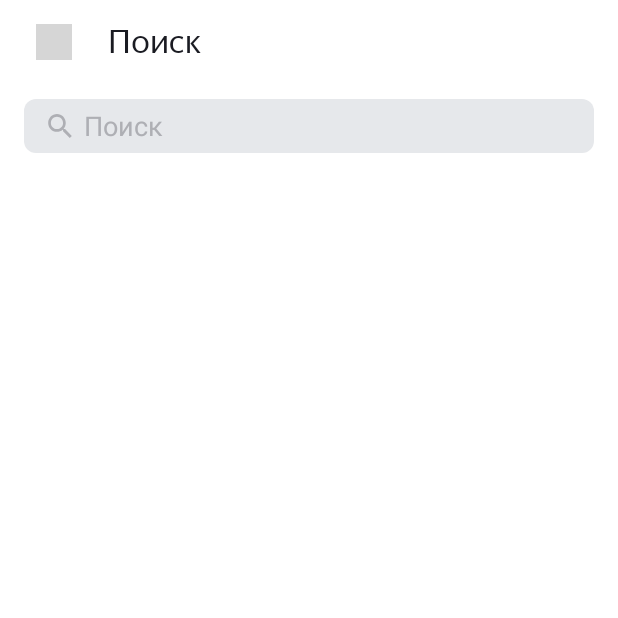
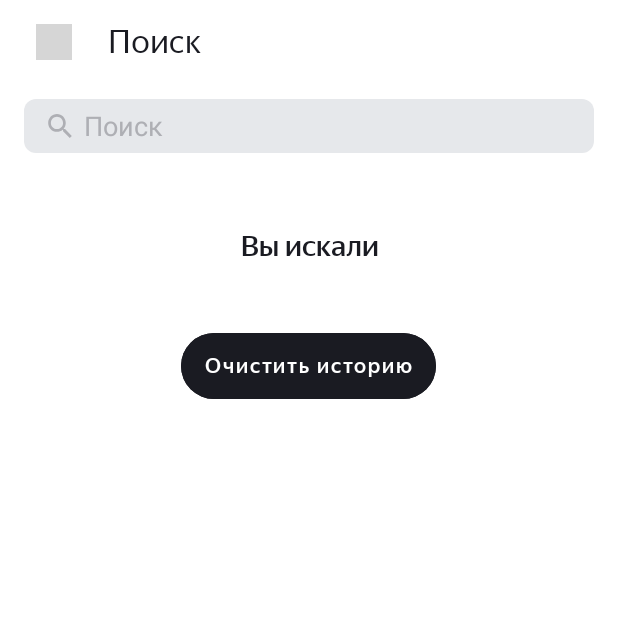
Before and after one commit to ignatov-ai/PlaylistMaker, an Android app: the SearchActivity screen opened directly, with no data from a screen before it, on a phone screen of 412 x 824 dp, the top half of it. Run offline under Robolectric (Android 15) with nearby library versions, the phone set to English and light mode, and no system bars; grey boxes are pictures that could not be loaded.

Commit message:
Тотальная перестройка всех файлов, связанных с поиском песен.
Добавление комментариев в код

Перестановка блоков определения элементов по последовательности их следования в лаяуте

```diff
--- a/app/src/main/java/com/example/playlistmaker/SearchActivity.kt
+++ b/app/src/main/java/com/example/playlistmaker/SearchActivity.kt
@@ -28,39 +28,45 @@ class SearchActivity : AppCompatActivity() {
         const val SEARCH_TEXT = "SEARCH_TEXT"
     }
 
+    var searchText: String? = null
+
     private lateinit var searchField: EditText
     private lateinit var clearButton: ImageView
     private lateinit var btnBackToMain: ImageView
+
+    private lateinit var historyHeaderText: TextView
+    private lateinit var historyTrackListView: RecyclerView
+    private lateinit var historyClearButton: Button
+
+    private lateinit var trackListView: RecyclerView
 
     private lateinit var searchPlaceholder: FrameLayout
     private lateinit var searchPlaceholderErrorIcon: ImageView
     private lateinit var searchPlaceholderErrorText: TextView
     private lateinit var searchPlaceholderRefreshButton: Button
 
-    var searchText: String? = null
-
-    private lateinit var trackListView: RecyclerView
-
     private val iTunesBaseUrl = "https://itunes.apple.com"
-
     private val retrofit = Retrofit.Builder()
         .baseUrl(iTunesBaseUrl)
         .addConverterFactory(GsonConverterFactory.create())
         .build()
 
-    // Добавление треков в список
+    // Основной список треков
     val tracks: MutableList<Track> = mutableListOf()
-
-    // Список с треками истории
-    val historyTracks: MutableList<String> = mutableListOf()
-    val HISTORY_TRACK_COUNT = 3
-
     private val iTunesService = retrofit.create(ITunesAPI::class.java)
     private var tracksAdapter = TrackAdapter(tracks)
+
+    // Список треков истории
+    val historyTracks: MutableList<Track> = mutableListOf()
+    private var historyAdapter = TrackAdapter(historyTracks)
 
     override fun onCreate(savedInstanceState: Bundle?) {
         super.onCreate(savedInstanceState)
         setContentView(R.layout.activity_search)
+
+        btnBackToMain = findViewById(R.id.backToMain)
+        searchField = findViewById(R.id.searchField)
+        clearButton = findViewById(R.id.searchClearBar)
 
         searchPlaceholder = findViewById(R.id.searchPlaceholder)
         searchPlaceholderErrorIcon = findViewById(R.id.searchPlaceholderErrorIcon)
@@ -68,30 +74,31 @@ class SearchActivity : AppCompatActivity() {
         searchPlaceholderRefreshButton = findViewById(R.id.searchPlaceholderRefreshButton)
 
         trackListView = findViewById(R.id.trackListView)
+
+        historyHeaderText = findViewById(R.id.historyHeaderText)
+        historyTrackListView = findViewById(R.id.historyTrackListView)
+        historyClearButton = findViewById(R.id.historyClearButton)
+
+        //адаптеры списков
         trackListView.layoutManager = LinearLayoutManager(this)
-
         trackListView.adapter = tracksAdapter
 
-        tracksAdapter.setOnItemClickListener(object : TrackAdapter.OnListElementClickListener {
-            override fun onListElementClick(position: Int) {
-                searchHistory.addToHistory(tracksAdapter.getTrack(position))
-            }
-        })
+        historyTrackListView.layoutManager = LinearLayoutManager(this)
+        historyTrackListView.adapter = historyAdapter
 
-        btnBackToMain = findViewById(R.id.backToMain)
+        // Обработчик нажатия стрелки НАЗАД
         btnBackToMain.setOnClickListener {
             finish()
         }
 
-        searchField = findViewById(R.id.searchField)
-        clearButton = findViewById(R.id.searchClearBar)
-
+        // Обработчик нажатия на КРЕСТИК ОЧИСТКИ ПОЛЯ ВВОДА
         clearButton.setOnClickListener {
             searchField.setText("")
             val imm = getSystemService(Context.INPUT_METHOD_SERVICE) as InputMethodManager
             imm.hideSoftInputFromWindow(searchField.windowToken, 0)
         }
 
+        // Отслеживание изменений поля ввода
         val searchTextWatcher = object : TextWatcher {
             override fun beforeTextChanged(s: CharSequence?, start: Int, count: Int, after: Int) {
                 // empty
@@ -108,6 +115,7 @@ class SearchActivity : AppCompatActivity() {
         }
         searchField.addTextChangedListener(searchTextWatcher)
 
+        // Применение поискового запроса по нажатию галочки экранной клавиатуры
         searchField.setOnEditorActionListener { _, actionId, _ ->
             if (actionId == EditorInfo.IME_ACTION_DONE) {
                 searchTrack()
@@ -116,11 +124,11 @@ class SearchActivity : AppCompatActivity() {
             false
         }
 
+        // Обработчик нажатия кнопки ОБНОВИТЬ при отсутствии сети
         searchPlaceholderRefreshButton.setOnClickListener {
             searchTrack()
             hidePlaceholder()
         }
-
     }
 
     override fun onSaveInstanceState(outState: Bundle) {
@@ -134,6 +142,7 @@ class SearchActivity : AppCompatActivity() {
         searchField.setText(searchText)
     }
 
+    // Обработка появления/исчезновения крестика очистки поля ввода
     private fun clearButtonVisibility(s: CharSequence?): Int {
         return if (s.isNullOrEmpty()) {
             View.GONE
@@ -142,6 +151,7 @@ class SearchActivity : AppCompatActivity() {
         }
     }
 
+    // Обработчик поиска трека на сервисе iTunesAPI
     private fun searchTrack() {
         if (searchText.toString().isNotEmpty()) {
             tracks.clear()
@@ -150,14 +160,10 @@ class SearchActivity : AppCompatActivity() {
             iTunesService.search(searchText.toString()).enqueue(object : Callback<TrackResponse> {
                 @SuppressLint("NotifyDataSetChanged")
                 override fun onResponse(call: Call<TrackResponse>, response: Response<TrackResponse>)
-                    {
+                {
                     if (response.code() == 200) {
                         if (response.body()?.results?.isNotEmpty() == true) {
                             tracks.addAll(response.body()?.results!!)
-
-                            historyListAdd(searchText.toString())
-
-                            Log.d("history_list", historyTracks.toString())
                             hidePlaceholder()
                             tracksAdapter.notifyDataSetChanged()
                         } else {
@@ -177,21 +183,7 @@ class SearchActivity : AppCompatActivity() {
         }
     }
 
-    private fun historyListAdd(id: String){
-        if (!historyTracks.contains(id)) {
-            historyTracks.add(0, id)
-            if (historyTracks.size > HISTORY_TRACK_COUNT){
-                historyTracks.removeAt(HISTORY_TRACK_COUNT)
-            }
-        }
-        else{
-            historyTracks.remove(id)
-            historyTracks.add(0, id)
-            if (historyTracks.size > HISTORY_TRACK_COUNT){
-                historyTracks.removeAt(HISTORY_TRACK_COUNT)
-            }
-        }
-    }
+    // Обработчик скрытия плейсхолдера
     private fun hidePlaceholder(){
         searchPlaceholder.visibility = View.GONE
         searchPlaceholderErrorIcon.visibility = View.GONE
@@ -199,6 +191,7 @@ class SearchActivity : AppCompatActivity() {
         searchPlaceholderRefreshButton.visibility = View.GONE
     }
 
+    // Обработчик отображения плейсхолдера ПУСТОГО СПИСКА
     private fun emptySearchPlaceholder(){
         searchPlaceholder.visibility = View.VISIBLE
         searchPlaceholderErrorIcon.visibility = View.VISIBLE
@@ -209,6 +202,7 @@ class SearchActivity : AppCompatActivity() {
         tracksAdapter.notifyDataSetChanged()
     }
 
+    // Обработчик отображения плейсхолдера ОТСУТСТВИЯ СЕТИ
     private fun errorPlaceholder(){
         searchPlaceholder.visibility = View.VISIBLE
         searchPlaceholderErrorIcon.visibility = View.VISIBLE
--- a/app/src/main/res/layout/activity_search.xml
+++ b/app/src/main/res/layout/activity_search.xml
@@ -131,6 +131,44 @@
         </LinearLayout>
     </FrameLayout>
 
+    <LinearLayout
+        android:layout_width="match_parent"
+        android:layout_height="wrap_content"
+        android:orientation="vertical"
+        android:layout_gravity="center">
+
+        <TextView
+            android:id="@+id/historyHeaderText"
+            android:layout_width="match_parent"
+            android:layout_height="wrap_content"
+            android:text="Вы искали"
+            android:textSize="@dimen/size19sp"
+            android:fontFamily="@font/ysmedium"
+            android:textColor="?attr/colorOnPrimary"
+            android:textAlignment="center"
+            android:gravity="center"
+            android:height="@dimen/size56dp"
+            android:layout_marginTop="@dimen/size24dp"/>
+
+        <androidx.recyclerview.widget.RecyclerView
+            android:id="@+id/historyTrackListView"
+            android:layout_width="match_parent"
+            android:layout_height="wrap_content"
+            app:layoutManager="androidx.recyclerview.widget.LinearLayoutManager"/>
+
+        <Button
+            android:id="@+id/historyClearButton"
+            style="@style/refreshButton"
+            android:layout_width="wrap_content"
+            android:layout_height="@dimen/size56dp"
+            android:layout_marginTop="@dimen/marginStart24dp"
+            android:layout_gravity="center"
+            android:textColor="?attr/colorOnSecondary"
+            android:text="@string/clearHistory"/>
+
+    </LinearLayout>
+
+
     <androidx.recyclerview.widget.RecyclerView
         android:id="@+id/trackListView"
         android:layout_width="match_parent"
--- a/app/src/main/res/values/dimens.xml
+++ b/app/src/main/res/values/dimens.xml
@@ -31,4 +31,5 @@
     <dimen name="size_0dp">0dp</dimen>
     <dimen name="size24dp">24dp</dimen>
     <dimen name="size20dp">20dp</dimen>
+    <dimen name="size19sp">19sp</dimen>
 </resources>
--- a/app/src/main/res/values/strings.xml
+++ b/app/src/main/res/values/strings.xml
@@ -18,4 +18,5 @@
     <string name="switchNightTheme">Тёмная тема</string>
     <string name="nothingWasFound">Ничего не нашлось</string>
     <string name="noInternet">Проблемы со связью\n\nЗагрузка не удалась. Проверьте подключение к интернету</string>
+    <string name="clearHistory">Очистить историю</string>
 </resources>
```
Also changed, not shown: app/src/main/java/com/example/playlistmaker/SearchTrackHistory.kt (+46 -20 lines), app/src/main/java/com/example/playlistmaker/TrackAdapter.kt (+10 -0 lines).
